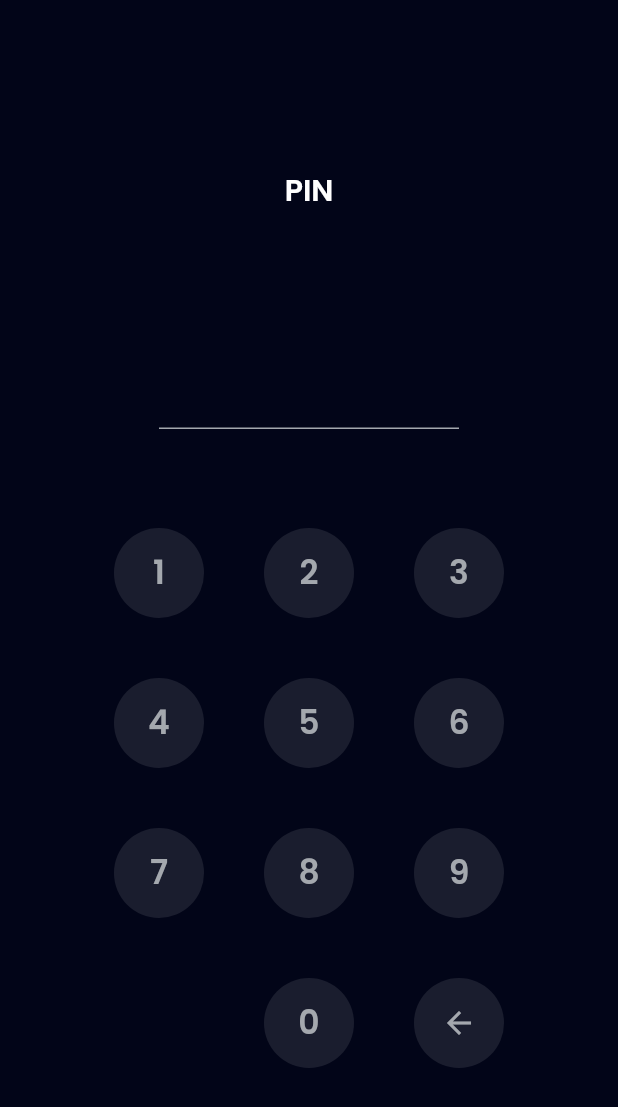
After one commit to ugunNet21/flutter_bankv3, a Flutter app: the PinPage screen opened by its route, on a phone screen of 412 x 824 dp. The commit adds this screen. Shown: the top 1107 px of the screen. Run offline on Flutter 3.47's test engine with Material 2 defaults, Android fonts, the phone set to English and light mode, and no system bars; our stand-ins replace carousel_slider, google_fonts.

Commit message:
update pin and profile

```diff
--- a/lib/main.dart
+++ b/lib/main.dart
@@ -1,6 +1,10 @@
 import 'package:bank_v2/shared/theme.dart';
 import 'package:bank_v2/ui/pages/home_page.dart';
 import 'package:bank_v2/ui/pages/onboarding_page.dart';
+import 'package:bank_v2/ui/pages/pin_page.dart';
+import 'package:bank_v2/ui/pages/profile_edit_page.dart';
+import 'package:bank_v2/ui/pages/profile_edit_pin_page.dart';
+import 'package:bank_v2/ui/pages/profile_edit_success_page.dart';
 import 'package:bank_v2/ui/pages/profile_page.dart';
 import 'package:bank_v2/ui/pages/sign_in_page.dart';
 import 'package:bank_v2/ui/pages/sign_up_page.dart';
@@ -44,6 +48,10 @@
         '/sign-up-success': (context) => const SignUpSuccessPage(),
         '/home': (context) => const HomePage(),
         '/profile': (context) => const ProfilePage(),
+        '/pin': (context) => const PinPage(),
+        '/profile-edit': (context) => const ProfileEditPage(),
+        '/profile-edit-pin': (context) => const ProfileEditPinPage(),
+        '/profile-edit-success': (context) => const ProfileEditSuccessPage(),
       },
     );
   }
--- /dev/null
+++ b/lib/ui/pages/pin_page.dart
@@ -0,0 +1,181 @@
+import 'package:bank_v2/shared/theme.dart';
+import 'package:bank_v2/ui/widgets/buttons.dart';
+import 'package:flutter/material.dart';
+
+class PinPage extends StatefulWidget {
+  const PinPage({super.key});
+
+  @override
+  State<PinPage> createState() => _PinPageState();
+}
+
+class _PinPageState extends State<PinPage> {
+  final TextEditingController pinController = TextEditingController();
+
+  addPin(String number) {
+    if (pinController.text.length < 6) {
+      setState(() {
+        pinController.text = pinController.text + number;
+      });
+    }
+    // print(pinController.text);
+
+    if(pinController.text == '121212'){
+      Navigator.pop(context, true);
+    }
+  }
+
+  deletePin() {
+    if (pinController.text.isNotEmpty) {
+      setState(() {
+        pinController.text =
+            pinController.text.substring(0, pinController.text.length - 1);
+      });
+    }
+    // print(pinController.text);
+  }
+
+  @override
+  Widget build(BuildContext context) {
+    return Scaffold(
+      backgroundColor: darkBackgroundColor,
+      body: Center(
+        child: Padding(
+          padding: const EdgeInsets.symmetric(
+            horizontal: 58,
+          ),
+          child: Column(
+            mainAxisAlignment: MainAxisAlignment.center,
+            children: [
+              Text(
+                'PIN',
+                style: whiteTextStyle.copyWith(
+                  fontSize: 20,
+                  fontWeight: semibold,
+                ),
+              ),
+              const SizedBox(
+                height: 70,
+              ),
+              SizedBox(
+                width: 200,
+                child: TextFormField(
+                  controller: pinController,
+                  obscureText: true,
+                  cursorColor: greyColor,
+                  obscuringCharacter: '*',
+                  enabled: false,
+                  style: greyTextStyle.copyWith(
+                    fontSize: 36,
+                    fontWeight: medium,
+                    letterSpacing: 16,
+                  ),
+                  decoration: InputDecoration(
+                    disabledBorder: UnderlineInputBorder(
+                      borderSide: BorderSide(
+                        color: greyColor,
+                      ),
+                    ),
+                  ),
+                ),
+              ),
+              const SizedBox(
+                height: 66,
+              ),
+              Wrap(
+                spacing: 40,
+                runSpacing: 40,
+                children: [
+                  CustomInputButton(
+                    title: '1',
+                    onTap: () {
+                      addPin('1');
+                    },
+                  ),
+                  CustomInputButton(
+                    title: '2',
+                    onTap: () {
+                      addPin('2');
+                    },
+                  ),
+                  CustomInputButton(
+                    title: '3',
+                    onTap: () {
+                      addPin('3');
+                    },
+                  ),
+                  CustomInputButton(
+                    title: '4',
+                    onTap: () {
+                      addPin('4');
+                    },
+                  ),
+                  CustomInputButton(
+                    title: '5',
+                    onTap: () {
+                      addPin('5');
+                    },
+                  ),
+                  CustomInputButton(
+                    title: '6',
+                    onTap: () {
+                      addPin('6');
+                    },
+                  ),
+                  CustomInputButton(
+                    title: '7',
+                    onTap: () {
+                      addPin('7');
+                    },
+                  ),
+                  CustomInputButton(
+                    title: '8',
+                    onTap: () {
+                      addPin('8');
+                    },
+                  ),
+                  CustomInputButton(
+                    title: '9',
+                    onTap: () {
+                      addPin('9');
+                    },
+                  ),
+                  const SizedBox(
+                    height: 60,
+                    width: 60,
+                  ),
+                  CustomInputButton(
+                    title: '0',
+                    onTap: () {
+                      addPin('0');
+                    },
+                  ),
+                  GestureDetector(
+                    onTap: () {
+                      deletePin();
+                    },
+                    child: Container(
+                      height: 60,
+                      width: 60,
+                      decoration: BoxDecoration(
+                        shape: BoxShape.circle,
+                        color: numberBackgroundColor,
+                      ),
+                      child: Center(
+                        child: Icon(
+                          Icons.arrow_back,
+                          color: greyColor,
+                          size: 24,
+                        ),
+                      ),
+                    ),
+                  )
+                ],
+              ),
+            ],
+          ),
+        ),
+      ),
+    );
+  }
+}
--- a/lib/ui/widgets/buttons.dart
+++ b/lib/ui/widgets/buttons.dart
@@ -1,7 +1,6 @@
 import 'package:flutter/material.dart';
 
 import '../../shared/theme.dart';
-
 
 // custom filed button
 class CustomFiledButton extends StatelessWidget {
@@ -78,3 +77,37 @@
     );
   }
 }
+
+class CustomInputButton extends StatelessWidget {
+  final String title;
+  final VoidCallback? onTap;
+  const CustomInputButton({
+    super.key,
+    required this.title,
+    this.onTap,
+  });
+
+  @override
+  Widget build(BuildContext context) {
+    return GestureDetector(
+      onTap: onTap,
+      child: Container(
+        height: 60,
+        width: 60,
+        decoration: BoxDecoration(
+          shape: BoxShape.circle,
+          color: numberBackgroundColor,
+        ),
+        child: Center(
+          child: Text(
+            title,
+            style: greyTextStyle.copyWith(
+              fontSize: 22,
+              fontWeight: semibold,
+            ),
+          ),
+        ),
+      ),
+    );
+  }
+}
--- a/lib/ui/widgets/profile_menu_item.dart
+++ b/lib/ui/widgets/profile_menu_item.dart
@@ -16,7 +16,7 @@
   @override
   Widget build(BuildContext context) {
     return GestureDetector(
-      onTap: () {},
+      onTap: onTap,
       child: Container(
         margin: EdgeInsets.only(
           bottom: 30,
```
Also changed, not shown: lib/ui/pages/profile_edit_page.dart (added, +74 -0 lines), lib/ui/pages/profile_edit_pin_page.dart (added, +64 -0 lines), lib/ui/pages/profile_edit_success_page.dart (added, +52 -0 lines), lib/ui/pages/profile_page.dart (+13 -6 lines).
